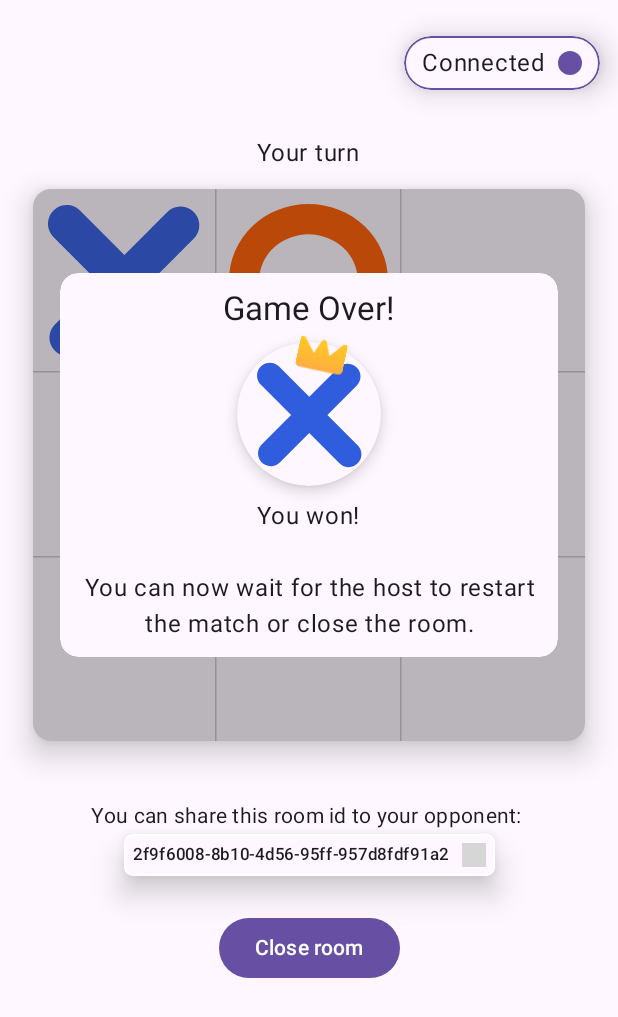
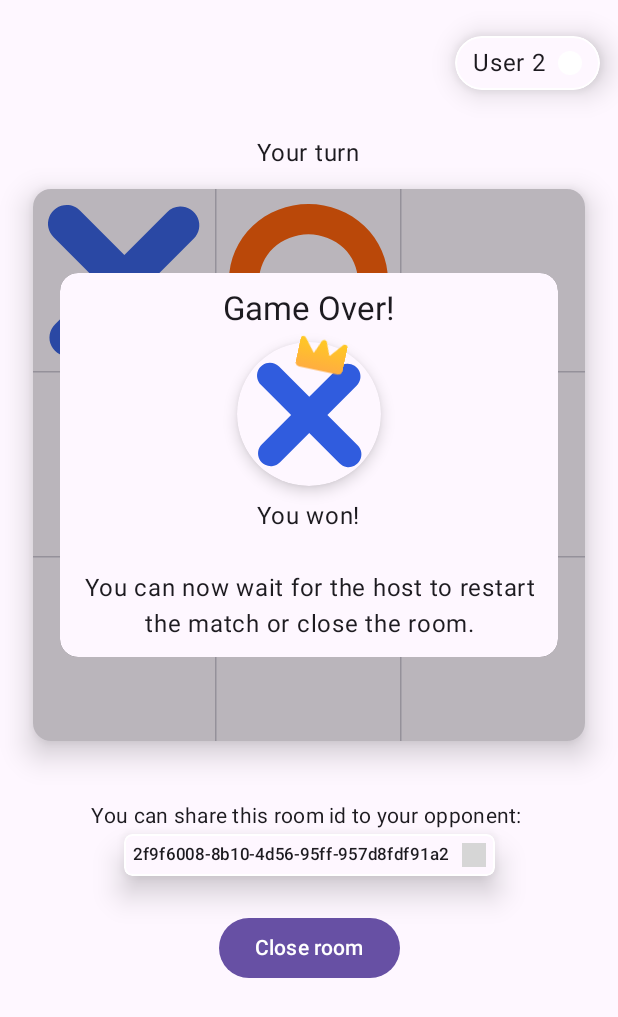
Before and after one commit to FrancescoBottino/TheHubProject, an Android app built with Jetpack Compose: the @Preview function GameScreenContentPreview_Finished, on a phone screen of 412 x 824 dp. Shown: the top 1017 px of the screen. Run offline under Robolectric (Android 15) with nearby library versions, the phone set to English and light mode, and no system bars; our stand-ins replace Voyager; libraries missing offline, so code that uses them is left out: compose.icons, compose.icons.feathericons; 1 statement that could not run was skipped; grey boxes are pictures that could not be loaded.

Commit message:
improved opponent status on game screen

```diff
--- a/game-tictactoe-client/src/commonMain/kotlin/com/francescobottino/thehubproject/games/tictactoe/screens/game/GameScreen.kt
+++ b/game-tictactoe-client/src/commonMain/kotlin/com/francescobottino/thehubproject/games/tictactoe/screens/game/GameScreen.kt
@@ -70,8 +70,7 @@ private fun GameScreenContent(
         Spacer(Modifier.height(24.dp))
 
         OpponentConnectionStatus(
-            connected = state.opponentConnected,
-            label = state.opponentLabel,
+            opponentState = state.opponentState,
             modifier = Modifier.fillMaxWidth(),
         )
 
@@ -149,14 +148,20 @@ private fun GameScreenContent(
 
 @Composable
 private fun OpponentConnectionStatus(
-    connected: Boolean,
-    label: String?,
+    opponentState: GameScreenState.OpponentState,
     modifier: Modifier = Modifier,
 ) {
-    val color = if(connected)
-        MaterialTheme.colorScheme.primary
-    else
-        MaterialTheme.colorScheme.error
+    val color = when(opponentState) {
+        is GameScreenState.OpponentState.WaitingForOpponent -> MaterialTheme.colorScheme.onSurface
+        is GameScreenState.OpponentState.Connected -> MaterialTheme.colorScheme.primary
+        is GameScreenState.OpponentState.Disconnected -> MaterialTheme.colorScheme.onError
+    }
+
+    val label = when(opponentState) {
+        is GameScreenState.OpponentState.WaitingForOpponent -> "Waiting for opponent..."
+        is GameScreenState.OpponentState.Connected -> opponentState.username
+        is GameScreenState.OpponentState.Disconnected -> opponentState.username ?: "Disconnected"
+    }
 
     val shape = RoundedCornerShape(50)
 
@@ -172,8 +177,14 @@ private fun OpponentConnectionStatus(
                 .background(color = MaterialTheme.colorScheme.surface)
                 .padding(vertical = 6.dp, horizontal = 12.dp),
         ) {
-            Text(text = label ?: "")
-            Box(modifier = Modifier.requiredSize(16.dp).clip(CircleShape).background(color))
+            Text(text = label)
+            if(opponentState is GameScreenState.OpponentState.WaitingForOpponent) {
+                Box(modifier = Modifier.requiredSize(16.dp).clip(CircleShape).background(color)) {
+                    CircularProgressIndicator()
+                }
+            } else {
+                Box(modifier = Modifier.requiredSize(16.dp).clip(CircleShape).background(color))
+            }
         }
     }
 }
@@ -487,8 +498,7 @@ private fun GameScreenContentPreview_WaitingForOpponent() {
                 state = GameScreenState(
                     roomId = "2f9f6008-8b10-4d56-95ff-957d8fdf91a2",
                     roomState = TicTacToeGameRoom.State.WaitingForOpponent,
-                    opponentConnected = false,
-                    opponentLabel = "Waiting for opponent",
+                    opponentState = GameScreenState.OpponentState.WaitingForOpponent,
                 ),
                 onEvent = {},
                 modifier = Modifier.fillMaxSize(),
@@ -508,8 +518,7 @@ private fun GameScreenContentPreview_InProgress() {
                 state = GameScreenState(
                     roomId = "2f9f6008-8b10-4d56-95ff-957d8fdf91a2",
                     roomState = TicTacToeGameRoom.State.InProgress,
-                    opponentConnected = true,
-                    opponentLabel = "Connected",
+                    opponentState = GameScreenState.OpponentState.Connected("User 2"),
                     board = mapOf(
                         TicTacToeBoardCell(0, 0) to TicTacToePlayerSign.X,
                         TicTacToeBoardCell(0, 1) to TicTacToePlayerSign.O,
@@ -534,8 +543,7 @@ private fun GameScreenContentPreview_Finished() {
                 state = GameScreenState(
                     roomId = "2f9f6008-8b10-4d56-95ff-957d8fdf91a2",
                     roomState = TicTacToeGameRoom.State.InProgress,
-                    opponentConnected = true,
-                    opponentLabel = "Connected",
+                    opponentState = GameScreenState.OpponentState.Disconnected("User 2"),
                     board = mapOf(
                         TicTacToeBoardCell(0, 0) to TicTacToePlayerSign.X,
                         TicTacToeBoardCell(0, 1) to TicTacToePlayerSign.O,
--- a/game-tictactoe-client/src/commonMain/kotlin/com/francescobottino/thehubproject/games/tictactoe/screens/game/GameScreenState.kt
+++ b/game-tictactoe-client/src/commonMain/kotlin/com/francescobottino/thehubproject/games/tictactoe/screens/game/GameScreenState.kt
@@ -8,7 +8,7 @@ data class GameScreenState(
     val roomId: String = "",
     val board: TicTacToeGameState = emptyMap(),
     val userLabel: String? = null,
-    val opponentConnected: Boolean = false,
+    val opponentState: OpponentState = OpponentState.WaitingForOpponent,
     val opponentLabel: String? = null,
     val isUserTurn: Boolean = false,
     val isUserHost: Boolean = false,
@@ -19,6 +19,12 @@ data class GameScreenState(
     val isLoading: Boolean = false,
     val dialog: Dialog? = null,
 ) {
+    sealed interface OpponentState {
+        data object WaitingForOpponent: OpponentState
+        data class Connected(val username: String): OpponentState
+        data class Disconnected(val username: String?): OpponentState
+    }
+
     data class Dialog(
         val title: String,
         val message: String? = null,
```
Also changed, not shown: game-tictactoe-client/src/commonMain/kotlin/com/francescobottino/thehubproject/games/tictactoe/screens/game/GameScreenModel.kt (+5 -6 lines).
